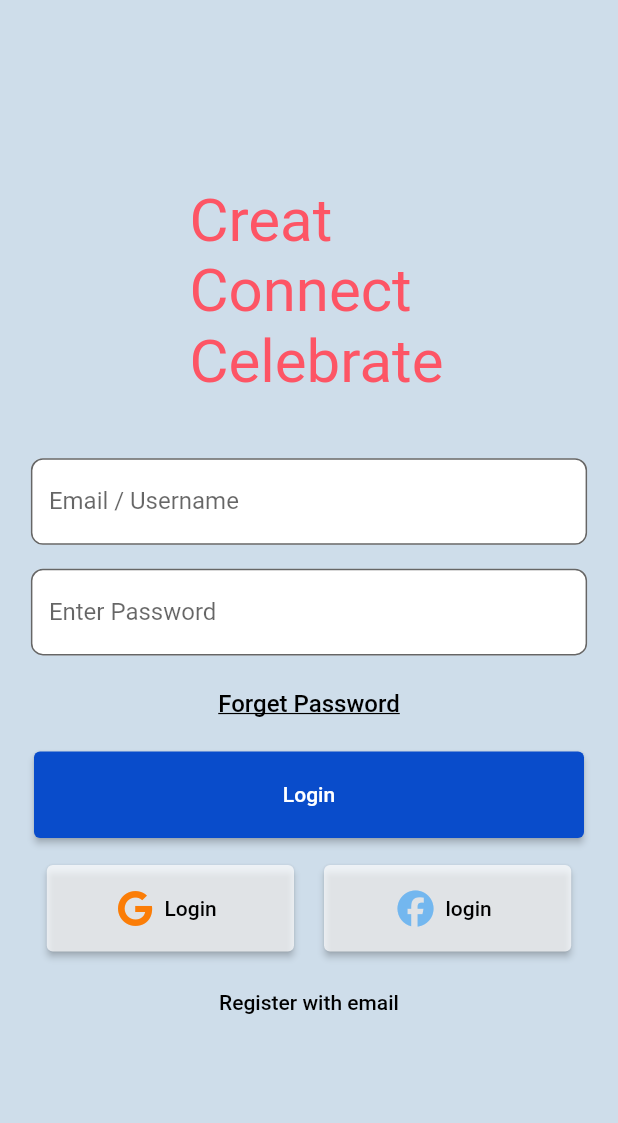
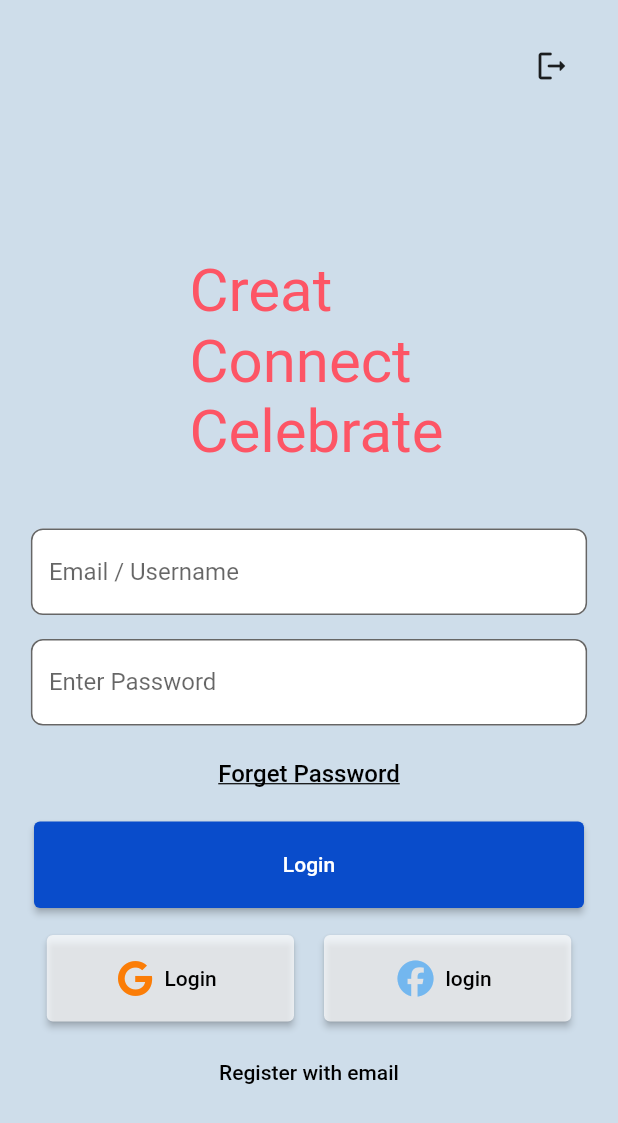
Before and after one commit to Vivek4n4nd4n/the_kntag, a Flutter app: the LoginPage screen opened directly, on a phone screen of 412 x 824 dp. Shown: the top 1123 px of the screen. Run offline on Flutter 3.47's test engine with Material 2 defaults, Android fonts, the phone set to English and light mode, and no system bars; our stand-ins replace flutter_map, font_awesome_flutter, grouped_list, image_picker, latlong2, persistent_bottom_nav_bar_v2 and 2 more; missing offline and left inert: date_time_format, open_street_map_search_and_pick, rounded_background_text; accounts and stored records are empty; network calls fail.

```diff
--- a/lib/views/loginview.dart/loginview.dart
+++ b/lib/views/loginview.dart/loginview.dart
@@ -43,10 +43,16 @@ class _LoginPageState extends State<LoginPage> {
       body: SingleChildScrollView(
         child: Column(
           children: [
+            Padding(
+              padding: const EdgeInsets.all(20.0),
+              child: Align(alignment: Alignment.topRight,
+                child: IconButton(onPressed: (){}, icon:const Icon(Icons.logout_rounded))),
+            ),
+
             SizedBox(
-              height: height * 0.15,
+              height: height * 0.10,
             ),
-            Center(
+            const Center(
               child: Text(
                 ' Creat \n Connect \n Celebrate',
                 style: TextStyle(
```
Also changed, not shown: lib/main.dart (+7 -5 lines), lib/views/home/homeview.dart (+8 -4 lines), 6 other files.
